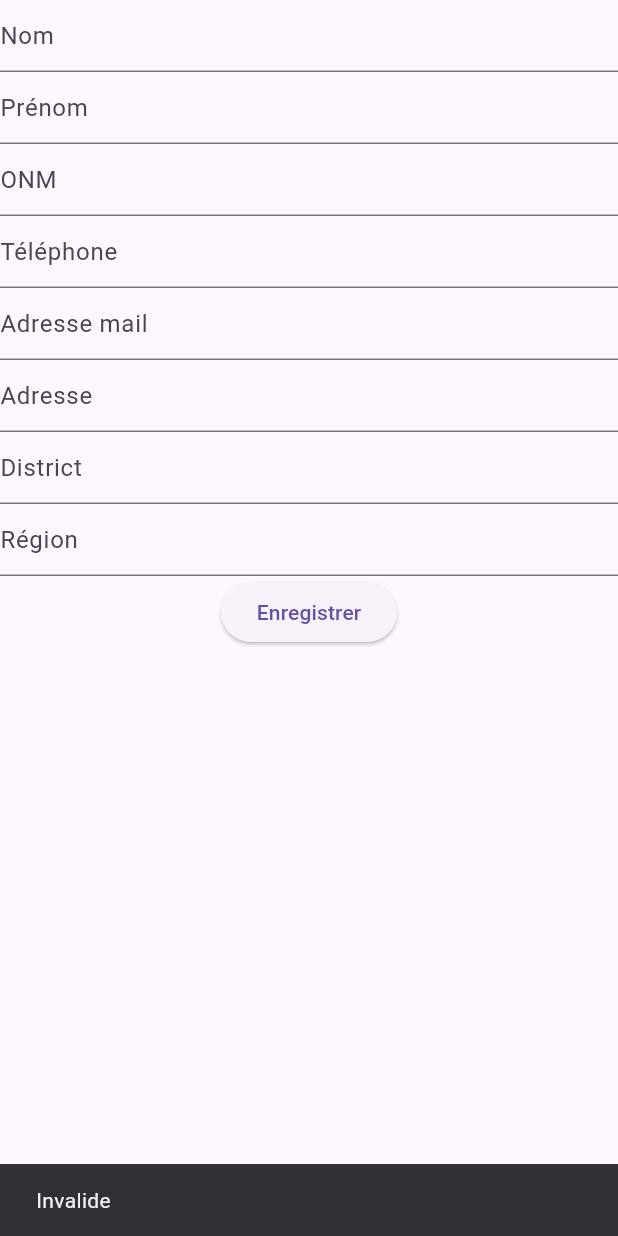
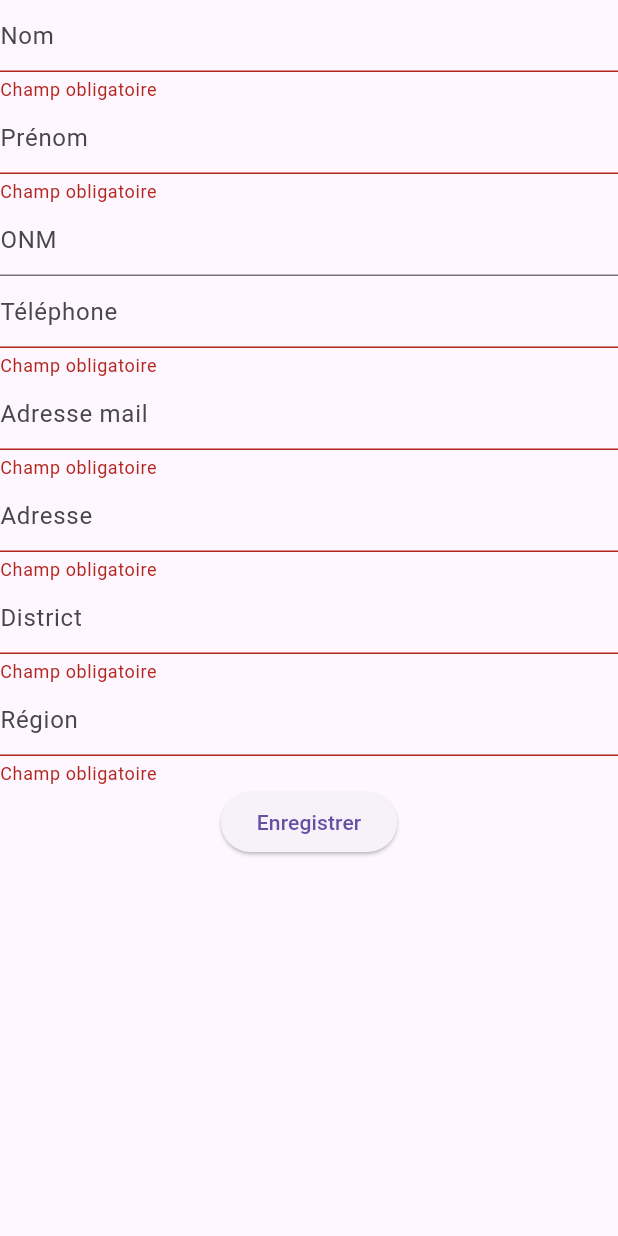
Before and after one commit to narisraz/doc-discovery, a Flutter app: the screen it shows after launch, after a tap on "Enregistrer", on a phone screen of 412 x 824 dp. Run offline on Flutter 3.47's test engine with Material 3 defaults, Android fonts, the light colour scheme and no system bars; our stand-ins replace cloud_firestore, dartz, equatable, firebase_core, flutter_riverpod, riverpod_annotation; accounts and stored records are empty; generated files the repository leaves out were written again.

Commit message:
✨ Validate form on submit

```diff
--- a/lib/presentation/signup/practitioner_form.dart
+++ b/lib/presentation/signup/practitioner_form.dart
@@ -18,50 +18,10 @@ class PractitionerForm extends ConsumerWidget {
     final cityController = TextEditingController();
     final countryController = TextEditingController();
 
-    return Column(
-      children: [
-        TextFormField(
-          controller: familyNameController,
-          key: const Key('family_name'),
-          decoration: const InputDecoration(hintText: 'Nom'),
-        ),
-        TextFormField(
-          key: const Key('given_name'),
-          controller: givenNameController,
-          decoration: const InputDecoration(hintText: 'Prénom'),
-        ),
-        TextFormField(
-          key: const Key('onm'),
-          controller: onmController,
-          decoration: const InputDecoration(hintText: 'ONM'),
-        ),
-        TextFormField(
-          key: const Key('tel'),
-          controller: telController,
-          decoration: const InputDecoration(hintText: 'Téléphone'),
-        ),
-        TextFormField(
-          key: const Key('email'),
-          controller: emailController,
-          decoration: const InputDecoration(hintText: 'Adresse mail'),
-        ),
-        TextFormField(
-          key: const Key('road'),
-          controller: roadController,
-          decoration: const InputDecoration(hintText: 'Adresse'),
-        ),
-        TextFormField(
-          key: const Key('city'),
-          controller: cityController,
-          decoration: const InputDecoration(hintText: 'District'),
-        ),
-        TextFormField(
-          key: const Key('country'),
-          controller: countryController,
-          decoration: const InputDecoration(hintText: 'Région'),
-        ),
-        ElevatedButton(
-          onPressed: () {
+    final globalKey = GlobalKey<FormState>();
+
+    onSave() {
+      if (globalKey.currentState!.validate()) {
         ref
             .read(savePractitionerUseCaseProvider)
             .execute(PractitionerEntity(
@@ -84,11 +44,104 @@ class PractitionerForm extends ConsumerWidget {
                 .showSnackBar(const SnackBar(content: Text("Invalide")));
           }
         });
+      }
+    }
+
+    return Form(
+      key: globalKey,
+      child: Column(
+        children: [
+          TextFormField(
+            controller: familyNameController,
+            key: const Key('family_name'),
+            decoration: const InputDecoration(hintText: 'Nom'),
+            validator: (value) {
+              if (value == null || value.isEmpty) {
+                return 'Champ obligatoire';
+              }
+              return null;
+            },
+          ),
+          TextFormField(
+            key: const Key('given_name'),
+            controller: givenNameController,
+            decoration: const InputDecoration(hintText: 'Prénom'),
+            validator: (value) {
+              if (value == null || value.isEmpty) {
+                return 'Champ obligatoire';
+              }
+              return null;
+            },
+          ),
+          TextFormField(
+            key: const Key('onm'),
+            controller: onmController,
+            decoration: const InputDecoration(hintText: 'ONM'),
+          ),
+          TextFormField(
+            key: const Key('tel'),
+            controller: telController,
+            decoration: const InputDecoration(hintText: 'Téléphone'),
+            validator: (value) {
+              if (value == null || value.isEmpty) {
+                return 'Champ obligatoire';
+              }
+              return null;
+            },
+          ),
+          TextFormField(
+            key: const Key('email'),
+            controller: emailController,
+            decoration: const InputDecoration(hintText: 'Adresse mail'),
+            validator: (value) {
+              if (value == null || value.isEmpty) {
+                return 'Champ obligatoire';
+              }
+              return null;
+            },
+          ),
+          TextFormField(
+            key: const Key('road'),
+            controller: roadController,
+            decoration: const InputDecoration(hintText: 'Adresse'),
+            validator: (value) {
+              if (value == null || value.isEmpty) {
+                return 'Champ obligatoire';
+              }
+              return null;
+            },
+          ),
+          TextFormField(
+            key: const Key('city'),
+            controller: cityController,
+            decoration: const InputDecoration(hintText: 'District'),
+            validator: (value) {
+              if (value == null || value.isEmpty) {
+                return 'Champ obligatoire';
+              }
+              return null;
+            },
+          ),
+          TextFormField(
+            key: const Key('country'),
+            controller: countryController,
+            decoration: const InputDecoration(hintText: 'Région'),
+            validator: (value) {
+              if (value == null || value.isEmpty) {
+                return 'Champ obligatoire';
+              }
+              return null;
+            },
+          ),
+          ElevatedButton(
+            onPressed: () {
+              onSave();
             },
             key: const Key('submit_button'),
             child: const Text('Enregistrer'),
           )
         ],
+      ),
     );
   }
 }
```
Also changed, not shown: 1 other file. Lines whose indentation alone changed are shown as unchanged.
